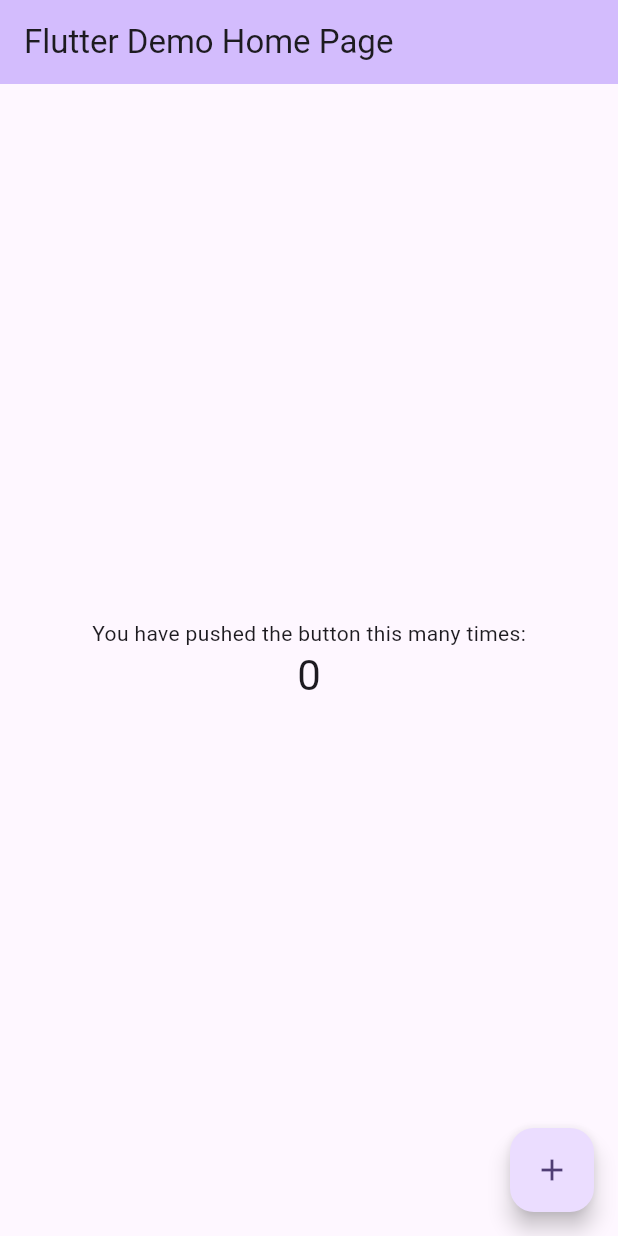
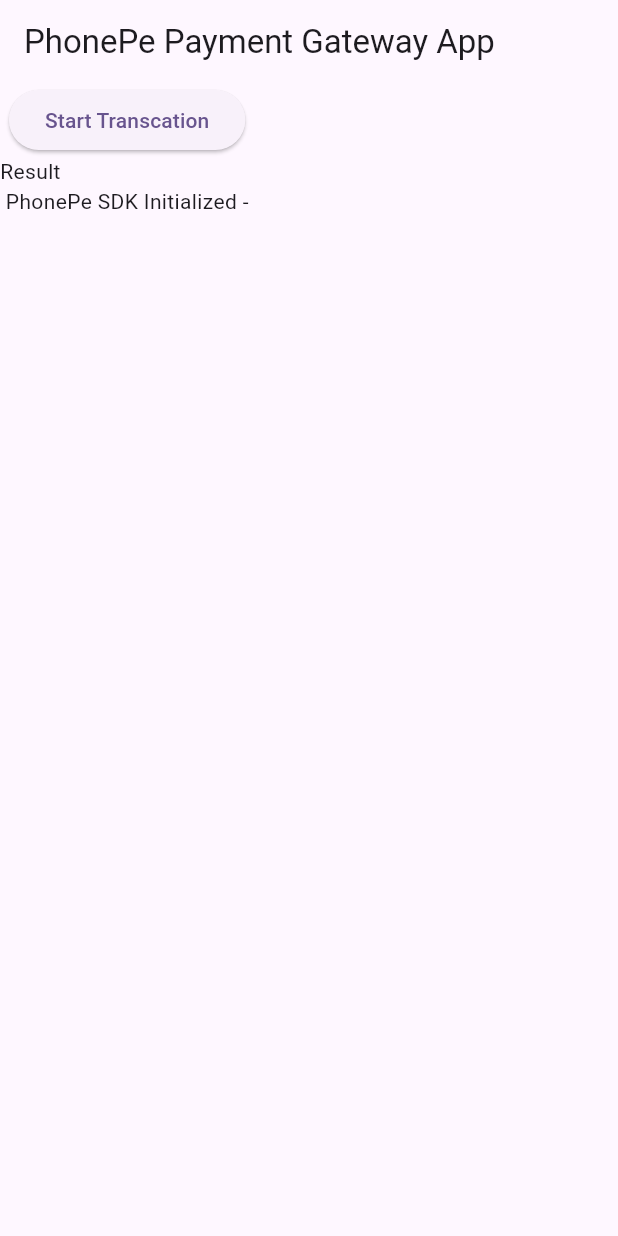
Before and after one commit to TeniG/FlutterPhonePePaymentGateway, a Flutter app: the screen it shows after launch, on a phone screen of 412 x 824 dp. Run offline on Flutter 3.47's test engine with Material 3 defaults, Android fonts, the phone set to English and light mode, and no system bars; missing offline and left inert: phonepe_payment_sdk.

Commit message:
phone pe payment gateway integrated

```diff
--- a/lib/main.dart
+++ b/lib/main.dart
@@ -1,4 +1,5 @@
 import 'package:flutter/material.dart';
+import 'package:flutter_phonepe_payment_gateway_integration_app/payement_screen.dart';
 
 void main() {
   runApp(const MyApp());
@@ -13,113 +14,10 @@ class MyApp extends StatelessWidget {
     return MaterialApp(
       title: 'Flutter Demo',
       theme: ThemeData(
-        // This is the theme of your application.
-        //
-        // TRY THIS: Try running your application with "flutter run". You'll see
-        // the application has a purple toolbar. Then, without quitting the app,
-        // try changing the seedColor in the colorScheme below to Colors.green
-        // and then invoke "hot reload" (save your changes or press the "hot
-        // reload" button in a Flutter-supported IDE, or press "r" if you used
-        // the command line to start the app).
-        //
-        // Notice that the counter didn't reset back to zero; the application
-        // state is not lost during the reload. To reset the state, use hot
-        // restart instead.
-        //
-        // This works for code too, not just values: Most code changes can be
-        // tested with just a hot reload.
         colorScheme: ColorScheme.fromSeed(seedColor: Colors.deepPurple),
         useMaterial3: true,
       ),
-      home: const MyHomePage(title: 'Flutter Demo Home Page'),
+      home: const PaymentScreen(),
     );
   }
 }
-
-class MyHomePage extends StatefulWidget {
-  const MyHomePage({super.key, required this.title});
-
-  // This widget is the home page of your application. It is stateful, meaning
-  // that it has a State object (defined below) that contains fields that affect
-  // how it looks.
-
-  // This class is the configuration for the state. It holds the values (in this
-  // case the title) provided by the parent (in this case the App widget) and
-  // used by the build method of the State. Fields in a Widget subclass are
-  // always marked "final".
-
-  final String title;
-
-  @override
-  State<MyHomePage> createState() => _MyHomePageState();
-}
-
-class _MyHomePageState extends State<MyHomePage> {
-  int _counter = 0;
-
-  void _incrementCounter() {
-    setState(() {
-      // This call to setState tells the Flutter framework that something has
-      // changed in this State, which causes it to rerun the build method below
-      // so that the display can reflect the updated values. If we changed
-      // _counter without calling setState(), then the build method would not be
-      // called again, and so nothing would appear to happen.
-      _counter++;
-    });
-  }
-
-  @override
-  Widget build(BuildContext context) {
-    // This method is rerun every time setState is called, for instance as done
-    // by the _incrementCounter method above.
-    //
-    // The Flutter framework has been optimized to make rerunning build methods
-    // fast, so that you can just rebuild anything that needs updating rather
-    // than having to individually change instances of widgets.
-    return Scaffold(
-      appBar: AppBar(
-        // TRY THIS: Try changing the color here to a specific color (to
-        // Colors.amber, perhaps?) and trigger a hot reload to see the AppBar
-        // change color while the other colors stay the same.
-        backgroundColor: Theme.of(context).colorScheme.inversePrimary,
-        // Here we take the value from the MyHomePage object that was created by
-        // the App.build method, and use it to set our appbar title.
-        title: Text(widget.title),
-      ),
-      body: Center(
-        // Center is a layout widget. It takes a single child and positions it
-        // in the middle of the parent.
-        child: Column(
-          // Column is also a layout widget. It takes a list of children and
-          // arranges them vertically. By default, it sizes itself to fit its
-          // children horizontally, and tries to be as tall as its parent.
-          //
-          // Column has various properties to control how it sizes itself and
-          // how it positions its children. Here we use mainAxisAlignment to
-          // center the children vertically; the main axis here is the vertical
-          // axis because Columns are vertical (the cross axis would be
-          // horizontal).
-          //
-          // TRY THIS: Invoke "debug painting" (choose the "Toggle Debug Paint"
-          // action in the IDE, or press "p" in the console), to see the
-          // wireframe for each widget.
-          mainAxisAlignment: MainAxisAlignment.center,
-          children: <Widget>[
-            const Text(
-              'You have pushed the button this many times:',
-            ),
-            Text(
-              '$_counter',
-              style: Theme.of(context).textTheme.headlineMedium,
-            ),
-          ],
-        ),
-      ),
-      floatingActionButton: FloatingActionButton(
-        onPressed: _incrementCounter,
-        tooltip: 'Increment',
-        child: const Icon(Icons.add),
-      ), // This trailing comma makes auto-formatting nicer for build methods.
-    );
-  }
-}
--- /dev/null
+++ b/lib/payement_screen.dart
@@ -0,0 +1,117 @@
+import 'dart:convert';
+
+import 'package:crypto/crypto.dart';
+import 'package:flutter/material.dart';
+import 'package:phonepe_payment_sdk/phonepe_payment_sdk.dart';
+
+class PaymentScreen extends StatefulWidget {
+  const PaymentScreen({super.key});
+
+  @override
+  State<PaymentScreen> createState() => _PaymentScreenState();
+}
+
+class _PaymentScreenState extends State<PaymentScreen> {
+  String environment = "SANDBOX";
+  String appId = "";
+  String merchantId = "PGTESTPAYUAT";
+  bool enableLogging = true;
+
+  String packageName = "";
+  String checksum = "";
+  String saltkey = "099eb0cd-02cf-4e2a-8aca-3e6c6aff0399";
+  String saltIndex = "1";
+  String callbackurl = "https://webhook.site/callback-url";
+
+  String body = "";
+  String apiEndPoint = "/pg/v1/pay";
+
+  Object? _result;
+
+  @override
+  void initState() {
+    phonepePaymentInit();
+    body = getCheckSum().toString();
+    super.initState();
+  }
+
+  @override
+  Widget build(BuildContext context) {
+    return Scaffold(
+        appBar: AppBar(
+          title: const Text("PhonePe Payment Gateway App"),
+        ),
+        body: Column(
+          children: [
+            ElevatedButton(
+              onPressed: () {
+                startPGTransaction();
+              },
+              child: const Text("Start Transcation"),
+            ),
+            Text("Result \n $_result"),
+          ],
+        ));
+  }
+
+  void phonepePaymentInit() {
+    PhonePePaymentSdk.init(environment, appId, merchantId, enableLogging)
+        .then((val) => {
+              setState(() {
+                _result = 'PhonePe SDK Initialized - $val';
+              })
+            })
+        .catchError((error) {
+      handleError(error);
+      return <dynamic>{};
+    });
+  }
+
+  void handleError(error) {
+    setState(() {
+      _result = {"error": error};
+    });
+  }
+
+  void startPGTransaction() async {
+    PhonePePaymentSdk.startTransaction(body, callbackurl, checksum, packageName)
+        .then((response) => {
+              setState(() {
+                if (response != null) {
+                  String status = response['status'].toString();
+                  String error = response['error'].toString();
+                  if (status == 'SUCCESS') {
+                    _result = "Flow Completed - Status: Success!";
+                  } else {
+                    _result =
+                        "Flow Completed - Status: $status and Error: $error";
+                  }
+                } else {
+                  _result = "Flow Incomplete";
+                }
+              })
+            })
+        .catchError((error) {
+      // handleError(error)
+      return <dynamic>{};
+    });
+  }
+
+  String getCheckSum() {
+    final requestData = {
+      "merchantId": merchantId,
+      "merchantTransactionId": "MT7850590068188104",
+      "merchantUserId": "MUID123",
+      "amount": 10000,
+      "callbackUrl": callbackurl,
+      "mobileNumber": "9999999999",
+      "paymentInstrument": {"type": "PAY_PAGE"}
+    };
+
+    String base64Body = base64.encode(utf8.encode(json.encode(requestData)));
+    checksum =
+        '${sha256.convert(utf8.encode(base64Body + apiEndPoint + saltkey)).toString()}###$saltIndex';
+
+    return base64Body;
+  }
+}
```
